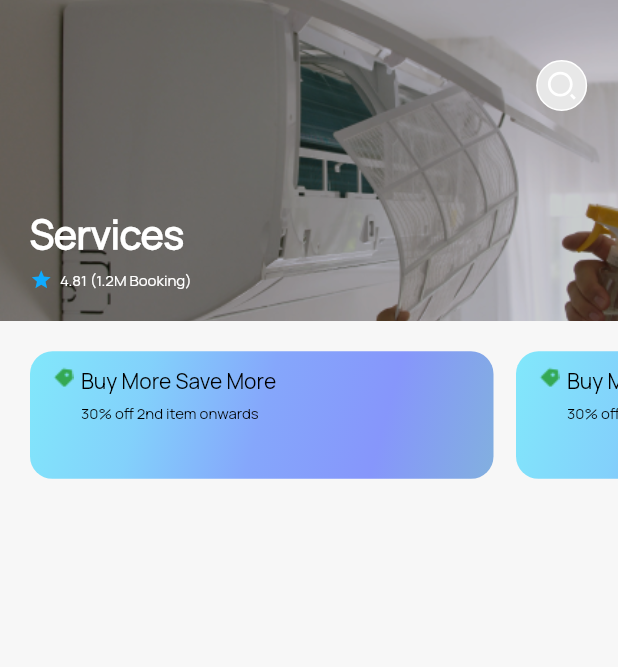
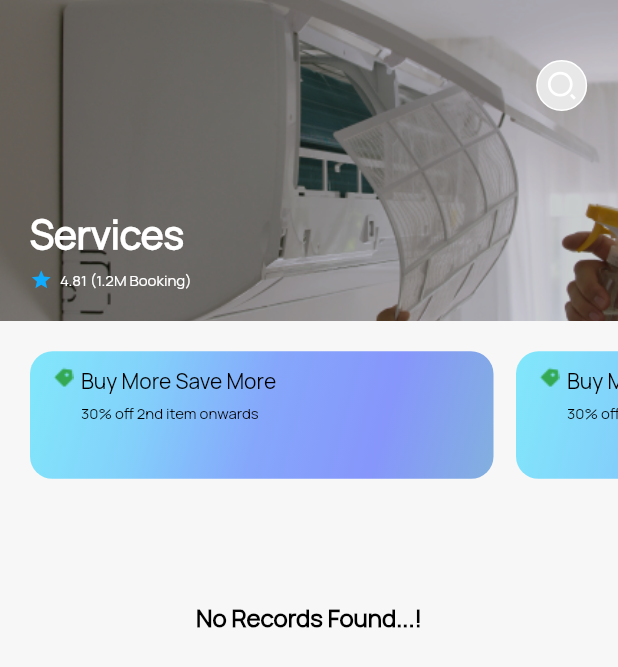
Before and after one commit to manoharantechie/coolwell_app, a Flutter app: the Service_Screen screen opened directly, on a phone screen of 412 x 824 dp. Shown: the top 667 px of the screen. Run offline on Flutter 3.47's test engine with Material 2 defaults, Android fonts, the phone set to English and light mode, and no system bars; our stand-ins replace awesome_snackbar_content, flutter_map, flutter_svg, geocoding, geolocator, image_picker and 4 more; missing offline and left inert: country_calling_code_picker, flutter_sim_country_code; accounts and stored records are empty; network calls fail; project files that could hold a hidden picture were left out.

Commit message:
update_29-05-2023_6

```diff
--- a/assets/language/localization_en.json
+++ b/assets/language/localization_en.json
@@ -84,7 +84,7 @@
   "loc_cleaning": "Cleaning",
   "loc_view_details": "View details",
   "loc_service_coolwell": "Cool well expert technicians",
-  "loc_proceed_bookloc_proceed_book": "Proceed to book",
+  "loc_proceed_book": "Proceed to book",
   "loc_service_note": "Services notes",
   "loc_faq": "FAQ",
   "loc_summary": "Summary",
--- a/lib/screens/user/payment/payment_summary.dart
+++ b/lib/screens/user/payment/payment_summary.dart
@@ -1,6 +1,7 @@
 import 'package:coolwell_app/data/api_utils.dart';
 import 'package:coolwell_app/data/model/create_complaint_model.dart';
 import 'package:coolwell_app/data/model/get_services_details.dart';
+import 'package:coolwell_app/screens/user/payment/payment_success.dart';
 import 'package:flutter/cupertino.dart';
 import 'package:flutter/material.dart';
 import 'package:flutter_svg/flutter_svg.dart';
@@ -591,6 +592,10 @@ class _Payment_Summary_ScreenState extends State<Payment_Summary_Screen> {
                             createComplaint();
                           });
 
+                          Navigator.of(context).push(MaterialPageRoute(
+                              builder: (context) =>
+                                  PaymentSuccessScreen(s_Name: widget.addedServiceDetails.serviceName.toString(),s_Date: (widget.serv_Date.toString()), s_Time: widget.serv_Time.toString(),s_add: widget.address, )));
+
                         },
                         child: Container(
                           padding: EdgeInsets.fromLTRB(0.0, 15.0, 0.0, 15.0),
--- a/lib/screens/user/profile/profile.dart
+++ b/lib/screens/user/profile/profile.dart
@@ -295,9 +295,9 @@ class _Profile_ScreenState extends State<Profile_Screen> {
                       const SizedBox(height: 5.0,),
                       InkWell(
                         onTap: (){
-                          Navigator.of(context).push(MaterialPageRoute(
-                              builder: (context) =>
-                                  PaymentSuccessScreen()));
+                          // Navigator.of(context).push(MaterialPageRoute(
+                          //     builder: (context) =>
+                          //         PaymentSuccessScreen()));
                         },
                         child: Container(
                           padding: EdgeInsets.only(top: 10.0, bottom: 10.0, left: 20.0, right: 20.0),
--- a/lib/screens/user/service/service.dart
+++ b/lib/screens/user/service/service.dart
@@ -220,7 +220,7 @@ class _Service_ScreenState extends State<Service_Screen> {
                  ],
                ),
              ),
-            Container(
+        totalService.length >0 ? Container(
               color: Theme.of(context).backgroundColor,
               margin: EdgeInsets.only(
                   top: MediaQuery.of(context).size.height * 0.41),
@@ -896,16 +896,27 @@ class _Service_ScreenState extends State<Service_Screen> {
                               ],
                             );
                           },
-                        ),
+                        )
                       ))),
-            ),
+            ):
+        loading
+            ? CustomWidget(context: context).loadingIndicator(
+          Theme.of(context).cardColor,
+        ) : Container(
+
+            child:
             Center(
-              child: loading
-                  ? CustomWidget(context: context).loadingIndicator(
-                Theme.of(context).cardColor,
-              )
-                  : Container(),
+              child: Text(
+                AppLocalizations.instance.text('loc_no_records'),
+                style: CustomWidget(context: context)
+                    .CustomSizedTextStyle(
+                    16.0,
+                    Theme.of(context).primaryColor,
+                    FontWeight.w700,
+                    'FontRegular'),
               ),
+            )
+        )
             // add ?Align(
             //   alignment: Alignment.bottomCenter,
             //   child: Container(
```
Also changed, not shown: lib/screens/user/payment/payment_success.dart (+35 -11 lines), lib/screens/user/side menu/address.dart (+14 -1 lines).
